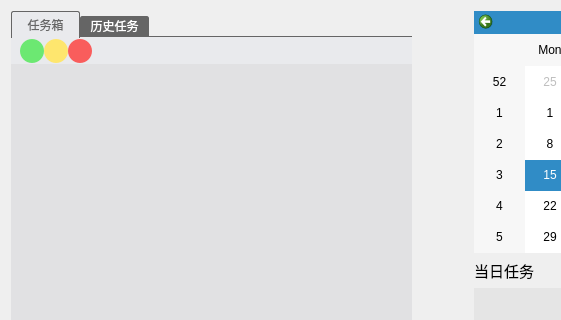
Above: gui/taskWidget.ui from WatsonJay/tomato_farm before the change; both pictures show x 0 to 561 and y 0 to 320 of the 886 by 541 pixel window. Below: the same form after it.
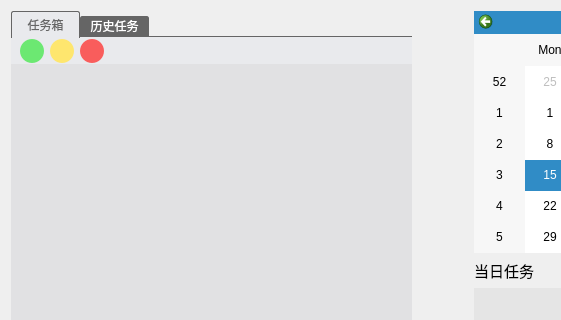
That is the form after the change. Icons and pictures are not drawn.

Patch:
```diff
--- a/gui/taskWidget.ui
+++ b/gui/taskWidget.ui
@@ -103,6 +103,9 @@
              </property>
              <item>
               <layout class="QHBoxLayout" name="horizontalLayout">
+               <property name="spacing">
+                <number>6</number>
+               </property>
                <property name="leftMargin">
                 <number>9</number>
                </property>
@@ -237,6 +240,9 @@
                  <property name="orientation">
                   <enum>Qt::Horizontal</enum>
                  </property>
+                 <property name="sizeType">
+                  <enum>QSizePolicy::Expanding</enum>
+                 </property>
                  <property name="sizeHint" stdset="0">
                   <size>
                    <width>40</width>
```
